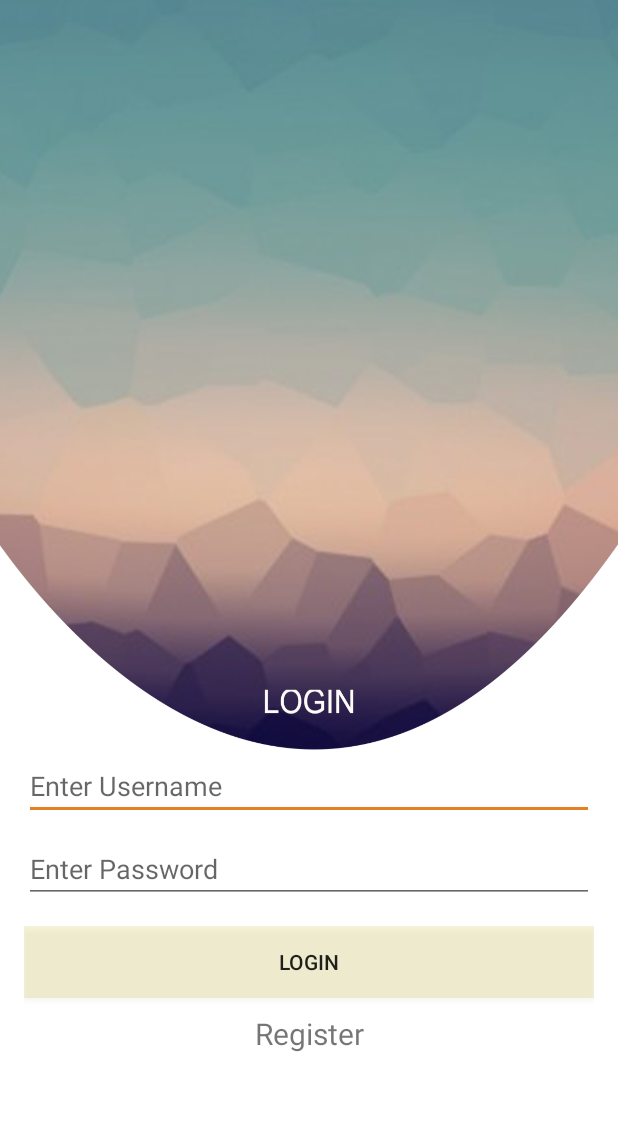
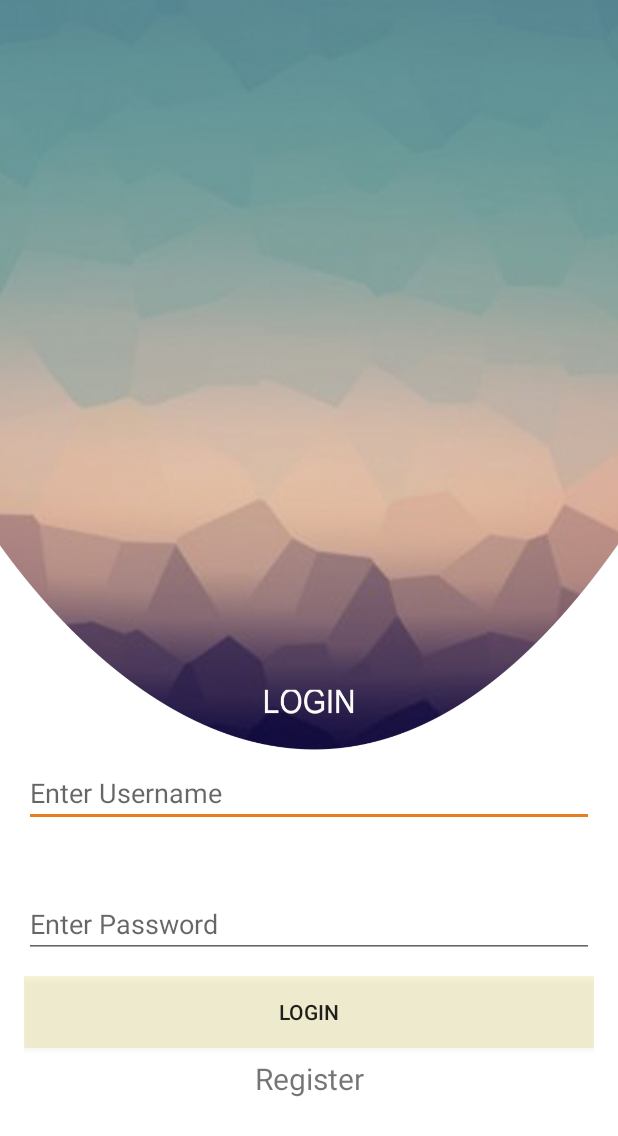
Before and after one commit to iSarcastic99/FirstLoveYourself, an Android app: the screen it shows after launch (Login), on a phone screen of 412 x 824 dp. Shown: the top 1136 px of the screen. Run offline under Robolectric (Android 15) with nearby library versions, the phone set to English and light mode, and no system bars; our stand-ins replace Volley.

Commit message:
Layout updates with better features.Login changed to constraintlayout

```diff
--- a/app/src/main/res/layout/activity_article1.xml
+++ b/app/src/main/res/layout/activity_article1.xml
@@ -1,4 +1,3 @@
-
 <androidx.constraintlayout.widget.ConstraintLayout
     xmlns:android="http://schemas.android.com/apk/res/android"
     xmlns:app="http://schemas.android.com/apk/res-auto"
--- a/app/src/main/res/layout/activity_contact_us.xml
+++ b/app/src/main/res/layout/activity_contact_us.xml
@@ -13,7 +13,7 @@
         android:layout_width="wrap_content"
         android:layout_height="wrap_content"
         app:layout_constraintHorizontal_bias="0.03"
-        app:layout_constraintVertical_bias="0.03"
+        app:layout_constraintVertical_bias="0.09"
         android:src="@drawable/ic_keyboard_backspace_black_24dp"
         app:layout_constraintBottom_toTopOf="@+id/scrollView6"
         app:layout_constraintEnd_toStartOf="@+id/scrollView6"
--- a/app/src/main/res/layout/activity_counselor.xml
+++ b/app/src/main/res/layout/activity_counselor.xml
@@ -12,8 +12,8 @@
         android:layout_width="29dp"
         android:layout_height="26dp"
         android:src="@drawable/ic_keyboard_backspace_black_24dp"
-        app:layout_constraintVertical_bias="0.01"
-        app:layout_constraintHorizontal_bias="0.03"
+        app:layout_constraintVertical_bias="0.02"
+        app:layout_constraintHorizontal_bias="0.05"
         app:layout_constraintBottom_toBottomOf="parent"
         app:layout_constraintEnd_toEndOf="parent"
         app:layout_constraintStart_toStartOf="parent"
--- a/app/src/main/res/layout/activity_counselor_details.xml
+++ b/app/src/main/res/layout/activity_counselor_details.xml
@@ -22,7 +22,8 @@
             android:layout_height="wrap_content"
             android:id="@+id/counselorback"
             android:src="@drawable/ic_keyboard_backspace_black_24dp"
-            android:layout_marginTop="-30dp"/>
+            android:layout_marginTop="-30dp"
+            android:layout_marginStart="10dp"/>
         <ImageView
             android:id="@+id/counselorimage"
             android:layout_width="400dp"
--- a/app/src/main/res/layout/activity_login.xml
+++ b/app/src/main/res/layout/activity_login.xml
@@ -1,5 +1,5 @@
 <?xml version="1.0" encoding="utf-8"?>
-<LinearLayout xmlns:android="http://schemas.android.com/apk/res/android"
+<androidx.constraintlayout.widget.ConstraintLayout xmlns:android="http://schemas.android.com/apk/res/android"
     xmlns:app="http://schemas.android.com/apk/res-auto"
     xmlns:tools="http://schemas.android.com/tools"
     android:layout_width="match_parent"
@@ -21,7 +21,13 @@
         android:layout_marginTop="380dp"
         android:hint="@string/enter_username"
         android:inputType="text"
-        android:maxLines="1" />
+        android:maxLines="1"
+        app:layout_constraintBottom_toBottomOf="parent"
+        app:layout_constraintEnd_toEndOf="parent"
+        app:layout_constraintStart_toStartOf="parent"
+        app:layout_constraintTop_toTopOf="parent"
+        app:layout_constraintVertical_bias="0.3"
+        app:layout_constraintHorizontal_bias="0.03"/>
     <EditText
         android:id="@+id/password"
         android:layout_width="match_parent"
@@ -29,7 +35,13 @@
         android:hint="@string/enter_password"
         android:layout_marginTop="10dp"
         android:inputType="textPassword"
-        android:maxLines="1" />
+        android:maxLines="1"
+        app:layout_constraintBottom_toBottomOf="parent"
+        app:layout_constraintEnd_toEndOf="parent"
+        app:layout_constraintStart_toStartOf="parent"
+        app:layout_constraintTop_toTopOf="parent"
+        app:layout_constraintVertical_bias="0.77"
+        app:layout_constraintHorizontal_bias="0.03"/>
 
 
     <Button
@@ -38,7 +50,13 @@
         android:layout_height="wrap_content"
         android:layout_marginTop="15dp"
         android:background="#30CCB928"
-        android:text="Login" />
+        android:text="Login"
+        app:layout_constraintBottom_toBottomOf="parent"
+        app:layout_constraintEnd_toEndOf="parent"
+        app:layout_constraintStart_toStartOf="parent"
+        app:layout_constraintTop_toTopOf="parent"
+        app:layout_constraintVertical_bias="0.85"
+        app:layout_constraintHorizontal_bias="0.03"/>
 
 
     <TextView
@@ -48,7 +66,13 @@
         android:layout_marginTop="10dp"
         android:gravity="center"
         android:text="Register"
-        android:textSize="20dp" />
+        android:textSize="20dp"
+        app:layout_constraintBottom_toBottomOf="parent"
+        app:layout_constraintEnd_toEndOf="parent"
+        app:layout_constraintStart_toStartOf="parent"
+        app:layout_constraintTop_toTopOf="parent"
+        app:layout_constraintVertical_bias="0.9"
+        app:layout_constraintHorizontal_bias="0.03"/>
 
 
-</LinearLayout>
+</androidx.constraintlayout.widget.ConstraintLayout>
--- a/app/src/main/res/layout/activity_places.xml
+++ b/app/src/main/res/layout/activity_places.xml
@@ -22,7 +22,8 @@
             android:layout_height="wrap_content"
             android:id="@+id/placesback"
             android:src="@drawable/ic_keyboard_backspace_black_24dp"
-            android:layout_marginTop="-30dp"/>
+            android:layout_marginTop="-30dp"
+            android:layout_marginStart="10dp"/>
         <ImageView
             android:id="@+id/placeimage"
             android:layout_width="400dp"
--- a/app/src/main/res/layout/activity_world__tour.xml
+++ b/app/src/main/res/layout/activity_world__tour.xml
@@ -9,6 +9,8 @@
     android:id="@+id/worldback"
     android:layout_width="wrap_content"
     android:layout_height="wrap_content"
+    android:layout_marginStart="10dp"
+    android:layout_marginTop="10dp"
     android:src="@drawable/ic_keyboard_backspace_black_24dp"/>
 
     <ScrollView
```
